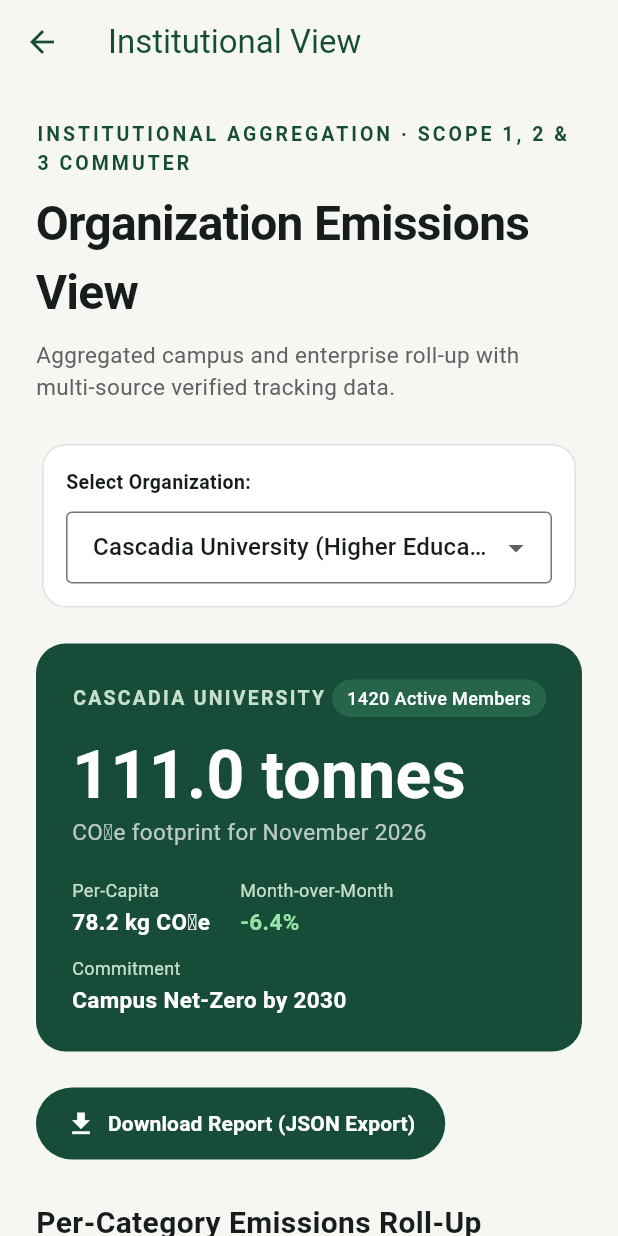
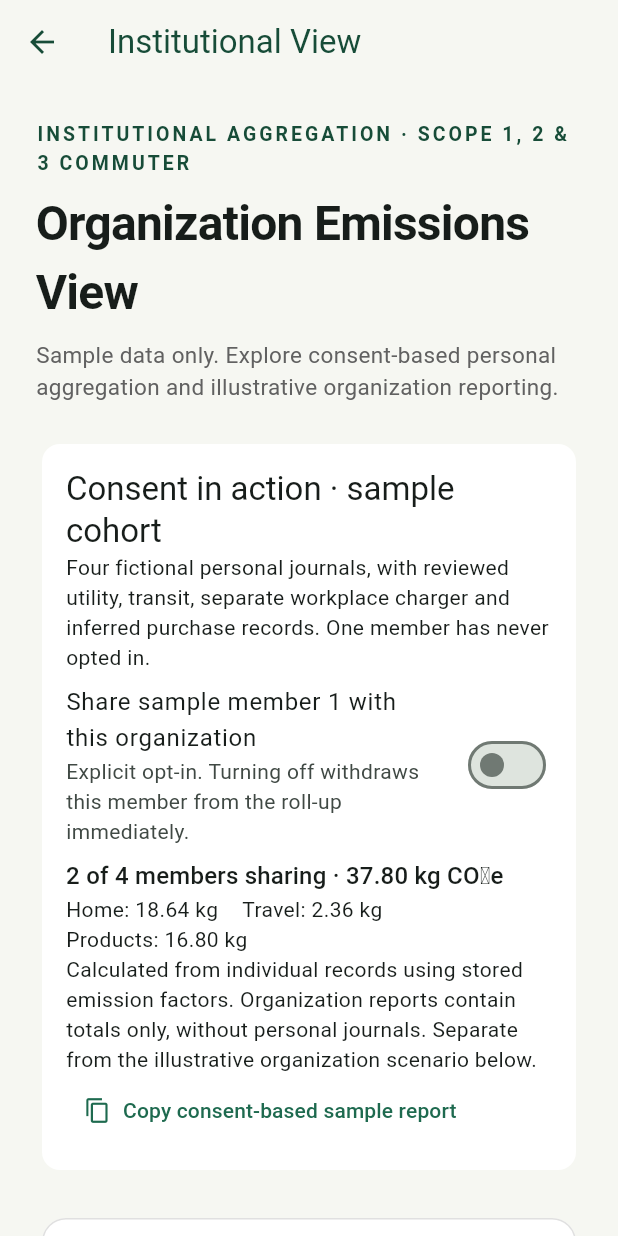
Before and after one commit to BlahBlah23406/verdi, a Flutter app: the Home screen opened directly with empty values, after a tap on the "corporate fare" icon, on a phone screen of 412 x 824 dp. Run offline on Flutter 3.47's test engine with Material 3 defaults, Android fonts, the phone set to English and light mode, and no system bars; our stand-ins replace file_picker, shared_preferences; accounts and stored records are empty.

Commit message:
feat: consent aggregation and institutional dashboard sample-data clarity (2026-11-06)

```diff
--- /dev/null
+++ b/lib/domain/institutional_aggregation.dart
@@ -0,0 +1,74 @@
+import 'carbon.dart';
+
+/// An individual's reviewed journal and explicit organization sharing grant.
+/// The personal journal stays local; reports contain category totals only.
+class ConsentedJournal {
+  const ConsentedJournal({
+    required this.memberId,
+    required this.organizationId,
+    required this.activities,
+    this.consentedAt,
+    this.revokedAt,
+  });
+
+  final String memberId, organizationId;
+  final List<Activity> activities;
+  final DateTime? consentedAt, revokedAt;
+}
+
+class InstitutionalRollup {
+  const InstitutionalRollup(this.members, this.categoriesKg);
+  final int members;
+  final Map<String, double> categoriesKg;
+  double get totalKg => categoriesKg.values.fold(0, (a, b) => a + b);
+
+  Map<String, dynamic> toJson() => {
+    'consentingMembers': members,
+    'categoryEmissionsKg': categoriesKg,
+    'totalEmissionsKg': totalKg,
+    'basis': 'Reviewed personal activity estimates; sample data, not audited',
+  };
+}
+
+class InstitutionalAggregator {
+  const InstitutionalAggregator();
+
+  InstitutionalRollup aggregate({
+    required String organizationId,
+    required Iterable<ConsentedJournal> journals,
+    required DateTime start,
+    required DateTime end,
+    required DateTime asOf,
+  }) {
+    if (!end.isAfter(start)) throw ArgumentError('Invalid reporting period');
+    final categories = <String, double>{};
+    final members = <String>{};
+    final seen = <(String, String)>{};
+    for (final journal in journals) {
+      final consent = journal.consentedAt;
+      if (journal.organizationId != organizationId ||
+          consent == null ||
+          consent.isAfter(asOf) ||
+          (journal.revokedAt != null && !journal.revokedAt!.isAfter(asOf))) {
+        continue;
+      }
+      members.add(journal.memberId);
+      for (final activity in const CarbonEngine().inPeriod(
+        journal.activities,
+        start,
+        end,
+      )) {
+        if (!activity.isPilotEstimate ||
+            !seen.add((journal.memberId, activity.id))) {
+          continue;
+        }
+        categories.update(
+          activity.kind.category,
+          (v) => v + activity.emissions,
+          ifAbsent: () => activity.emissions,
+        );
+      }
+    }
+    return InstitutionalRollup(members.length, Map.unmodifiable(categories));
+  }
+}
--- a/lib/features/automation_screen.dart
+++ b/lib/features/automation_screen.dart
@@ -356,7 +356,7 @@ class _AutomationScreenState extends State<AutomationScreen>
                 ),
                 const SizedBox(height: 8),
                 const Text(
-                  'Automated ingestion from Utility API, Public Transit API, Smart IoT, and Bank card feeds with multi-source reconciliation.',
+                  'Simulated Utility API, Public Transit API, Smart IoT, and Bank card feeds. Sample records only; no accounts are connected. Reconciled estimates enter your review queue before confirmation.',
                 ),
                 const SizedBox(height: 12),
                 FilledButton.tonalIcon(
--- /dev/null
+++ b/lib/features/consent_rollup_card.dart
@@ -0,0 +1,128 @@
+import 'dart:convert';
+
+import 'package:flutter/material.dart';
+import 'package:flutter/services.dart';
+
+import '../domain/carbon.dart';
+import '../domain/institutional_aggregation.dart';
+
+/// Interactive sample of the personal-journal to institutional-report boundary.
+class ConsentRollupCard extends StatefulWidget {
+  const ConsentRollupCard({super.key, required this.organizationId});
+  final String organizationId;
+
+  @override
+  State<ConsentRollupCard> createState() => _ConsentRollupCardState();
+}
+
+class _ConsentRollupCardState extends State<ConsentRollupCard> {
+  bool sharing = false;
+
+  @override
+  Widget build(BuildContext context) {
+    final date = DateTime(2026, 11, 6);
+    final journals = List.generate(
+      4,
+      (i) => ConsentedJournal(
+        memberId: 'sample-member-$i',
+        organizationId: widget.organizationId,
+        consentedAt: i == 3 || (i == 0 && !sharing) ? null : date,
+        activities: [
+          Activity(
+            id: 'utility',
+            kind: ActivityKind.electricity,
+            quantity: 18 + i.toDouble(),
+            date: date,
+            source: 'utility-api',
+          ),
+          Activity(
+            id: 'commute',
+            kind: ActivityKind.train,
+            quantity: 14.2,
+            date: date,
+            source: 'transport-api',
+          ),
+          Activity(
+            id: 'device',
+            kind: ActivityKind.electricity,
+            quantity: 7,
+            date: date,
+            source: 'smart-iot',
+            note: 'Separate workplace charger; outside home meter boundary',
+          ),
+          Activity(
+            id: 'purchase',
+            kind: ActivityKind.product,
+            quantity: 24,
+            date: date,
+            source: 'bank-inference',
+          ),
+        ],
+      ),
+    );
+    final rollup = const InstitutionalAggregator().aggregate(
+      organizationId: widget.organizationId,
+      journals: journals,
+      start: DateTime(2026, 11),
+      end: DateTime(2026, 12),
+      asOf: date,
+    );
+    return Card(
+      child: Padding(
+        padding: const EdgeInsets.all(16),
+        child: Column(
+          crossAxisAlignment: CrossAxisAlignment.start,
+          children: [
+            Text(
+              'Consent in action · sample cohort',
+              style: Theme.of(context).textTheme.titleLarge,
+            ),
+            const Text(
+              'Four fictional personal journals, with reviewed utility, transit, separate workplace charger and inferred purchase records. One member has never opted in.',
+            ),
+            SwitchListTile(
+              contentPadding: EdgeInsets.zero,
+              title: const Text('Share sample member 1 with this organization'),
+              subtitle: const Text(
+                'Explicit opt-in. Turning off withdraws this member from the roll-up immediately.',
+              ),
+              value: sharing,
+              onChanged: (value) => setState(() => sharing = value),
+            ),
+            Text(
+              '${rollup.members} of 4 members sharing · ${rollup.totalKg.toStringAsFixed(2)} kg CO₂e',
+              style: Theme.of(context).textTheme.titleMedium,
+            ),
+            Wrap(
+              spacing: 16,
+              children: rollup.categoriesKg.entries
+                  .map(
+                    (e) => Text('${e.key}: ${e.value.toStringAsFixed(2)} kg'),
+                  )
+                  .toList(),
+            ),
+            const Text(
+              'Calculated from individual records using stored emission factors. Organization reports contain totals only, without personal journals. Separate from the illustrative organization scenario below.',
+            ),
+            TextButton.icon(
+              icon: const Icon(Icons.copy),
+              label: const Text('Copy consent-based sample report'),
+              onPressed: () async {
+                await Clipboard.setData(
+                  ClipboardData(
+                    text: jsonEncode({
+                      'organizationId': widget.organizationId,
+                      'period': '2026-11',
+                      'sampleData': true,
+                      ...rollup.toJson(),
+                    }),
+                  ),
+                );
+              },
+            ),
+          ],
+        ),
+      ),
+    );
+  }
+}
--- a/lib/features/institutional_dashboard.dart
+++ b/lib/features/institutional_dashboard.dart
@@ -2,6 +2,7 @@
 import 'dart:convert';
 import 'package:flutter/material.dart';
 import 'package:flutter/services.dart';
+import 'consent_rollup_card.dart';
 
 const forest = Color(0xFF174C38);
 const cream = Color(0xFFF6F7F2);
@@ -126,7 +127,8 @@ class OrganizationProfile {
       'categoryRollup': categoryBreakdown,
       'topContributors': topContributors.map((t) => t.toJson()).toList(),
       'monthlyTrend': monthlyTrend.map((m) => m.toJson()).toList(),
-      'standard': 'GHG Protocol Corporate Standard / EPA eGRID Scope 1, 2, 3 Commuter Pilot',
+      'standard': 'Illustrative sample scenario; not audited or certified for compliance',
+      'sampleData': true,
     };
   }
 }
@@ -357,7 +359,7 @@ class _InstitutionalDashboardState extends State<InstitutionalDashboard> {
             crossAxisAlignment: CrossAxisAlignment.start,
             children: [
               Text(
-                'GHG Protocol Audit Report (${selectedOrg.reportingMonth}) ready for ESG compliance export.',
+                'Sample scenario report (${selectedOrg.reportingMonth}). Estimates only; not an audited inventory.',
                 style: const TextStyle(fontSize: 14),
               ),
               const SizedBox(height: 12),
@@ -442,11 +444,13 @@ class _InstitutionalDashboardState extends State<InstitutionalDashboard> {
         ),
         const SizedBox(height: 8),
         Text(
-          'Aggregated campus and enterprise roll-up with multi-source verified tracking data.',
+          'Sample data only. Explore consent-based personal aggregation and illustrative organization reporting.',
           style: TextStyle(fontSize: 15, color: Colors.grey.shade700),
         ),
         const SizedBox(height: 24),
 
+        ConsentRollupCard(key: ValueKey(org.id), organizationId: org.id),
+        const SizedBox(height: 24),
         // Organization Selector Card
         Card(
           elevation: 0,
```
Also changed, not shown: 3 other files.
